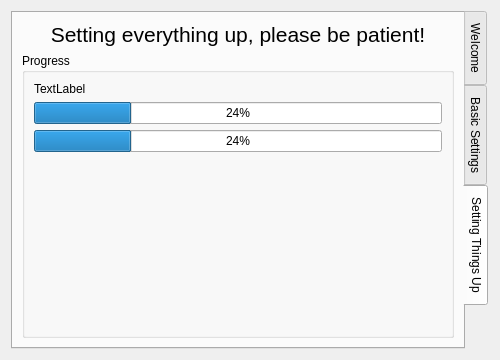
OpenMineMods/OpenMineMods, file UI/SetupDialog.ui: the form before one commit.
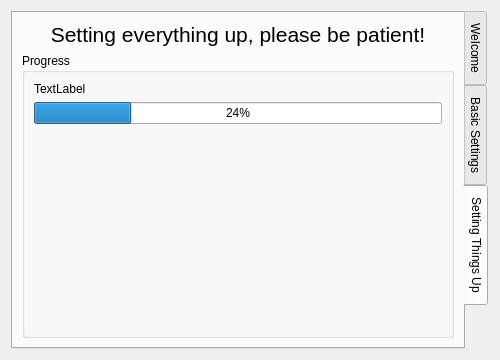
The form after the commit. The open tabs and pages were chosen to show the change. Icons and pictures are not drawn.

```diff
--- a/UI/SetupDialog.ui
+++ b/UI/SetupDialog.ui
@@ -239,13 +239,6 @@
             </property>
            </widget>
           </item>
-          <item>
-           <widget class="QProgressBar" name="prog_2">
-            <property name="value">
-             <number>24</number>
-            </property>
-           </widget>
-          </item>
           <item>
            <spacer name="verticalSpacer_2">
             <property name="orientation">
```
